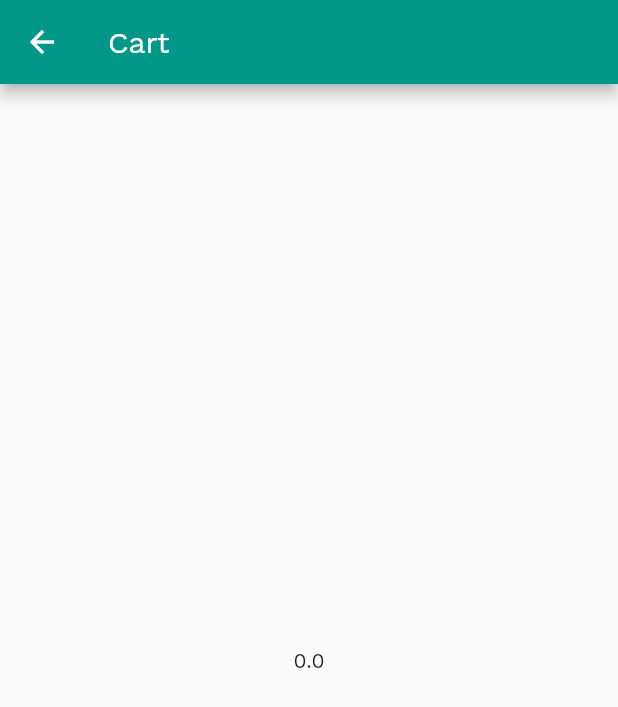
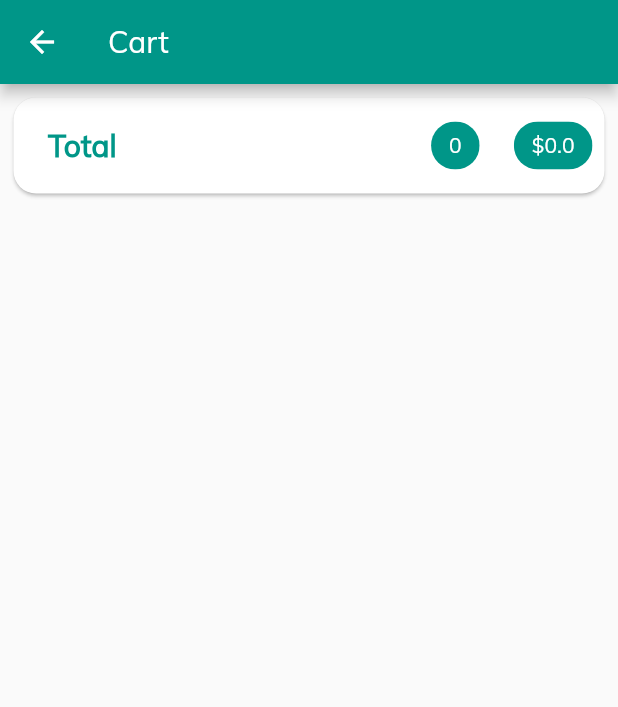
Before and after one commit to ashishs07/shop, a Flutter app: the CartScreen screen opened by its route, on a phone screen of 412 x 824 dp. Shown: the top 707 px of the screen. Run offline on Flutter 3.47's test engine with Material 2 defaults, Android fonts, the phone set to English and light mode, and no system bars; network calls fail.

Commit message:
Design Improved

```diff
--- a/lib/main.dart
+++ b/lib/main.dart
@@ -28,7 +28,7 @@ class MyApp extends StatelessWidget {
         theme: ThemeData(
           primarySwatch: Colors.teal,
           accentColor: Colors.indigoAccent,
-          fontFamily: 'WorkSans',
+          fontFamily: 'Muli',
         ),
         home: ProductOverViewScreen(),
         routes: {
--- a/lib/providers/cart_provider.dart
+++ b/lib/providers/cart_provider.dart
@@ -21,6 +21,15 @@ class CartProvider with ChangeNotifier {
     double total = 0.0;
     _cartItems.forEach((key, cartItem) {
       total += cartItem.quantity * cartItem.price;
+    });
+
+    return total;
+  }
+
+  int get totalQuantity {
+    int total = 0;
+    _cartItems.forEach((key, cartItem) {
+      total += cartItem.quantity;
     });
 
     return total;
--- a/lib/screens/cart_screen.dart
+++ b/lib/screens/cart_screen.dart
@@ -17,12 +17,47 @@ class CartScreen extends StatelessWidget {
       ),
       body: Padding(
         padding: const EdgeInsets.all(5.0),
-        child: cartCount == 0
-            ? Center(
-                child: Text(cartData.amount.toString()),
-              )
-            : Column(
+        child: Column(
           children: <Widget>[
+            Card(
+              shape: RoundedRectangleBorder(
+                  borderRadius: BorderRadius.circular(15)),
+              child: Padding(
+                padding: const EdgeInsets.all(8.0),
+                child: Row(
+                  children: <Widget>[
+                    SizedBox(
+                      width: 15,
+                    ),
+                    Text(
+                      'Total',
+                      style: TextStyle(
+                          fontSize: 20,
+                          fontWeight: FontWeight.bold,
+                          color: Theme.of(context).primaryColor),
+                    ),
+                    Spacer(),
+                    Chip(
+                      label: Text(
+                        cartData.totalQuantity.toString(),
+                        style: TextStyle(color: Colors.white),
+                      ),
+                      backgroundColor: Theme.of(context).primaryColor,
+                    ),
+                    SizedBox(
+                      width: 15,
+                    ),
+                    Chip(
+                      label: Text(
+                        '\$${cartData.amount.toString()}',
+                        style: TextStyle(color: Colors.white),
+                      ),
+                      backgroundColor: Theme.of(context).primaryColor,
+                    ),
+                  ],
+                ),
+              ),
+            ),
             Expanded(
               child: ListView.builder(
                 itemBuilder: (ctx, index) => CartItemWidget(
--- a/lib/widgets/product_item.dart
+++ b/lib/widgets/product_item.dart
@@ -11,7 +11,7 @@ class ProductItem extends StatelessWidget {
   Widget build(BuildContext context) {
     final product = Provider.of<Product>(context, listen: false);
     return ClipRRect(
-      borderRadius: BorderRadius.circular(10),
+      borderRadius: BorderRadius.circular(15),
       child: GestureDetector(
         child: GridTile(
           child: Image.network(
```
Also changed, not shown: lib/screens/product_overview_screen.dart (+9 -26 lines), lib/widgets/cart_item.dart (+39 -13 lines). Lines whose indentation alone changed are shown as unchanged.
